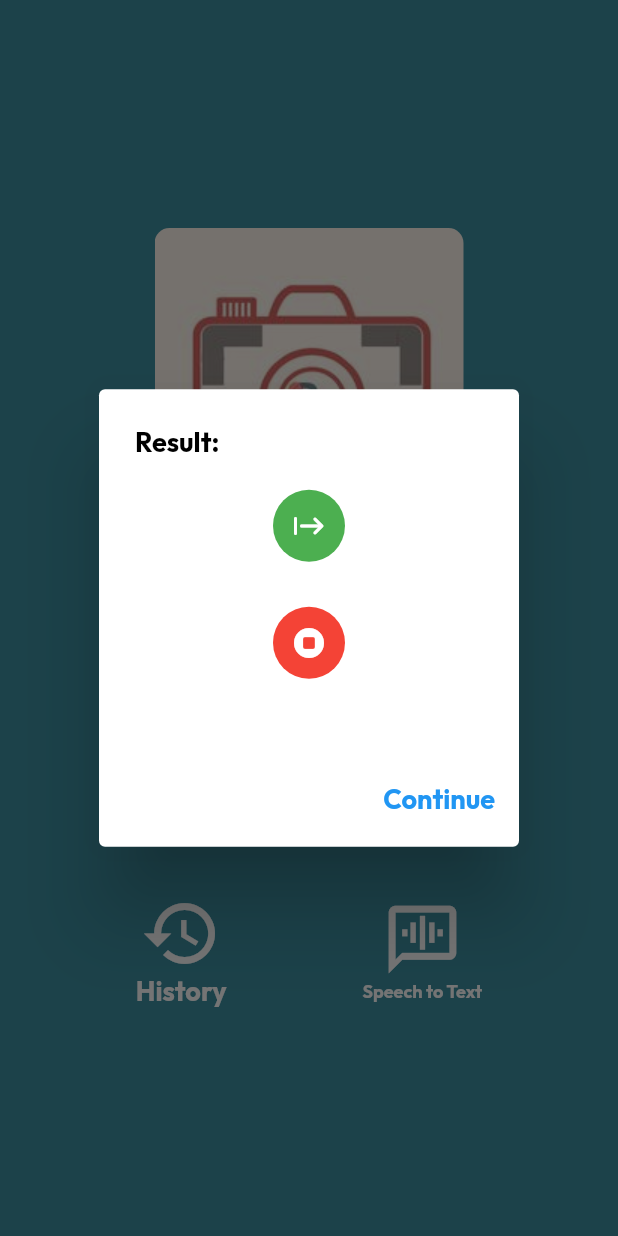
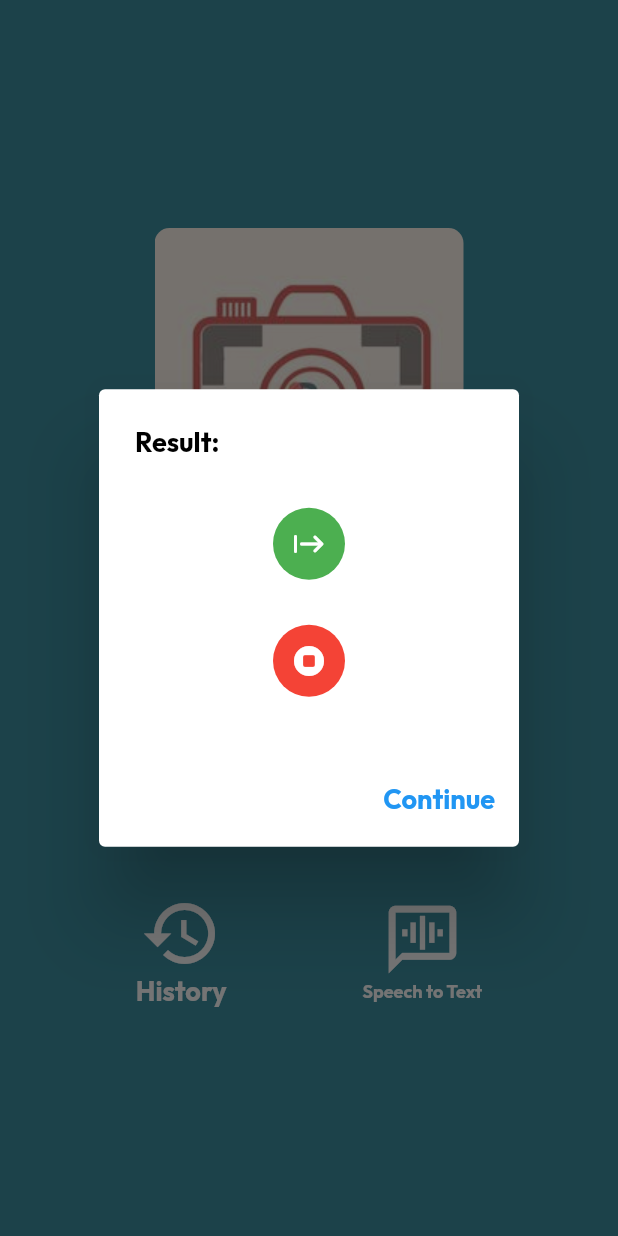
Before and after one commit to lansoyyy/medicscript, a Flutter app: the screen it shows after launch, after a tap on "Speech to Text", on a phone screen of 412 x 824 dp. Run offline on Flutter 3.47's test engine with Material 2 defaults, Android fonts, the phone set to English and light mode, and no system bars; our stand-ins replace flutter_spinkit, image_cropper, image_picker, speech_to_text, url_launcher_web; missing offline and left inert: google_ml_kit, image_cropper_for_web, image_picker_for_web, localstore.

```diff
--- a/lib/screens/landing_screen.dart
+++ b/lib/screens/landing_screen.dart
@@ -124,6 +124,8 @@ class _LandingScreenState extends State<LandingScreen> {
       speech.listen(
         onResult: (result) => setState(() {
           _text = result.recognizedWords;
+
+          print(_text);
         }),
       );
     }
@@ -325,6 +327,7 @@ class _LandingScreenState extends State<LandingScreen> {
                               content: SizedBox(
                                 height: 150,
                                 child: Column(
+                                  mainAxisAlignment: MainAxisAlignment.center,
                                   children: [
                                     Container(
                                       decoration: BoxDecoration(
```
